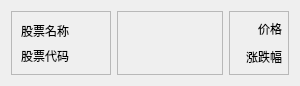
The window that gui/qt_widgets/MComponents/StockCardWidget.ui (Daydreamer-AI/MPolicy) describes before a commit, drawn with Qt 5.
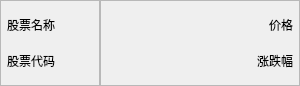
The same window after the commit.

Commit message: 解决柱状图未对齐问题

Patch:
```diff
--- a/gui/qt_widgets/MComponents/StockCardWidget.ui
+++ b/gui/qt_widgets/MComponents/StockCardWidget.ui
@@ -14,6 +14,21 @@
    <string>Form</string>
   </property>
   <layout class="QHBoxLayout" name="horizontalLayout">
+   <property name="spacing">
+    <number>0</number>
+   </property>
+   <property name="leftMargin">
+    <number>0</number>
+   </property>
+   <property name="topMargin">
+    <number>0</number>
+   </property>
+   <property name="rightMargin">
+    <number>0</number>
+   </property>
+   <property name="bottomMargin">
+    <number>0</number>
+   </property>
    <item>
     <widget class="QFrame" name="frame_stock">
      <property name="minimumSize">
@@ -35,6 +50,15 @@
       <enum>QFrame::Raised</enum>
      </property>
      <layout class="QVBoxLayout" name="verticalLayout">
+      <property name="leftMargin">
+       <number>6</number>
+      </property>
+      <property name="topMargin">
+       <number>9</number>
+      </property>
+      <property name="rightMargin">
+       <number>0</number>
+      </property>
       <item>
        <widget class="QLabel" name="label_stock_name">
         <property name="text">
@@ -64,18 +88,18 @@
    </item>
    <item>
     <widget class="QFrame" name="frame_price">
+     <property name="sizePolicy">
+      <sizepolicy hsizetype="Preferred" vsizetype="Expanding">
+       <horstretch>0</horstretch>
+       <verstretch>0</verstretch>
+      </sizepolicy>
+     </property>
      <property name="minimumSize">
       <size>
        <width>60</width>
        <height>0</height>
       </size>
      </property>
-     <property name="maximumSize">
-      <size>
-       <width>60</width>
-       <height>16777215</height>
-      </size>
-     </property>
      <property name="frameShape">
       <enum>QFrame::StyledPanel</enum>
      </property>
@@ -84,16 +108,16 @@
      </property>
      <layout class="QVBoxLayout" name="verticalLayout_2">
       <property name="leftMargin">
-       <number>6</number>
+       <number>0</number>
       </property>
       <property name="topMargin">
-       <number>6</number>
+       <number>9</number>
       </property>
       <property name="rightMargin">
        <number>6</number>
       </property>
       <property name="bottomMargin">
-       <number>6</number>
+       <number>9</number>
       </property>
       <item>
        <widget class="QLabel" name="label_price">
```
The commit also changes 2 other files.
